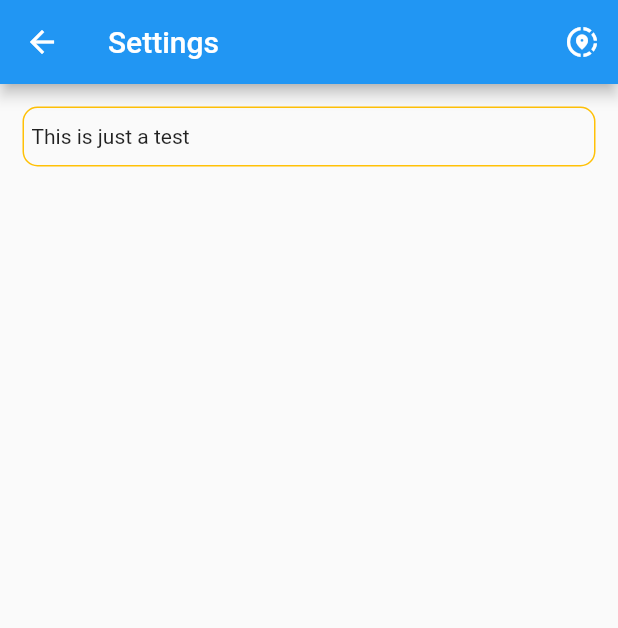
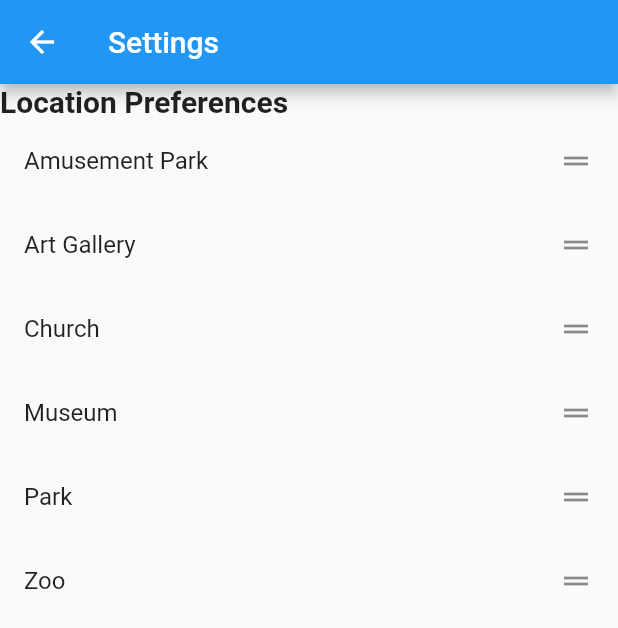
Before and after one commit to NikolaT0mic/SightWalker, a Flutter app: the screen it shows after launch, after a tap on the "settings" icon, on a phone screen of 412 x 824 dp. Shown: the top 628 px of the screen. Run offline on Flutter 3.47's test engine with Material 2 defaults, Android fonts, the phone set to English and light mode, and no system bars; our stand-ins replace shared_preferences.

Commit message:
preference page done

```diff
--- a/sight_walker/lib/views/settings_page.dart
+++ b/sight_walker/lib/views/settings_page.dart
@@ -1,4 +1,5 @@
 import 'package:flutter/material.dart';
+import 'package:shared_preferences/shared_preferences.dart';
 
 class SettingsPage extends StatefulWidget {
   const SettingsPage({super.key});
@@ -12,31 +13,85 @@ class SettingsPage extends StatefulWidget {
 class _SettingsPageState extends State<SettingsPage> {
 
   @override
+  void initState() {
+    super.initState();
+  }
+
+  @override
   Widget build(BuildContext context) {
     return Scaffold(
       appBar: AppBar(
         title: Text(widget.title),
-        actions: [
-          IconButton(onPressed: () {print("ahh");}, icon: Icon(Icons.share_location))
-        ],
       ),
       body: Column(
-        mainAxisAlignment: MainAxisAlignment.start,
-        children: <Widget>[
-          Container(
-            decoration: BoxDecoration(
-              border: Border.all(color: Colors.amber),
-              borderRadius: BorderRadius.circular(10.0),
-            ),
-            alignment: Alignment.centerLeft,
-            height: 40,
-            width: double.infinity,
-            margin: const EdgeInsets.all(15.0),
-            padding: const EdgeInsets.all(5.0),
-            child: const Text("This is just a test"),
-          ),
+        children: [
+          PreferenceList()
         ],
       ),
     );
   }
 }
+
+class PreferenceList extends StatefulWidget{
+
+  @override
+  State<PreferenceList> createState() => _PreferenceListState();
+}
+
+class _PreferenceListState extends State<PreferenceList> {
+  List<String> items = [];
+  static const String preferenceList = 'preferences';
+  static const String name = 'Location Preferences';
+
+  void loadPreferences() async{
+    SharedPreferences prefs = await SharedPreferences.getInstance();
+    setState(() {
+      items = prefs.getStringList(preferenceList) ?? ['Amusement Park', 'Art Gallery', 'Church', 'Museum', 'Park', 'Zoo'];
+    });
+  }
+
+  @override
+  void initState() {
+    super.initState();
+    loadPreferences();
+  }
+
+  @override
+  Widget build(BuildContext context) {
+    return ReorderableListView(
+      header: const Text(
+          name,
+          style: TextStyle(
+              fontWeight: FontWeight.bold,
+              fontSize: 20
+          ),
+      ),
+      shrinkWrap: true,
+      onReorder: _reorderItems,
+      children:  items.map<Widget>((item) {
+        var index = items.indexOf(item);
+        return ListTile(
+          key: ValueKey(index),
+          title: Text(item),
+          trailing: ReorderableDragStartListener(
+            index: index,
+            child: const Icon(Icons.drag_handle),
+          ),
+          onTap: () {},
+        );
+      }).toList(),
+    );
+  }
+
+  _reorderItems(oldIndex, newIndex) async{
+    SharedPreferences prefs = await SharedPreferences.getInstance();
+    setState(() {
+      if(newIndex > oldIndex) {
+        newIndex--;
+      }
+      final item = items.removeAt(oldIndex);
+      items.insert(newIndex, item);
+      prefs.setStringList(preferenceList, items);
+    });
+  }
+}
```
Also changed, not shown: sight_walker/pubspec.yaml (+1 -20 lines), 1 other file.
